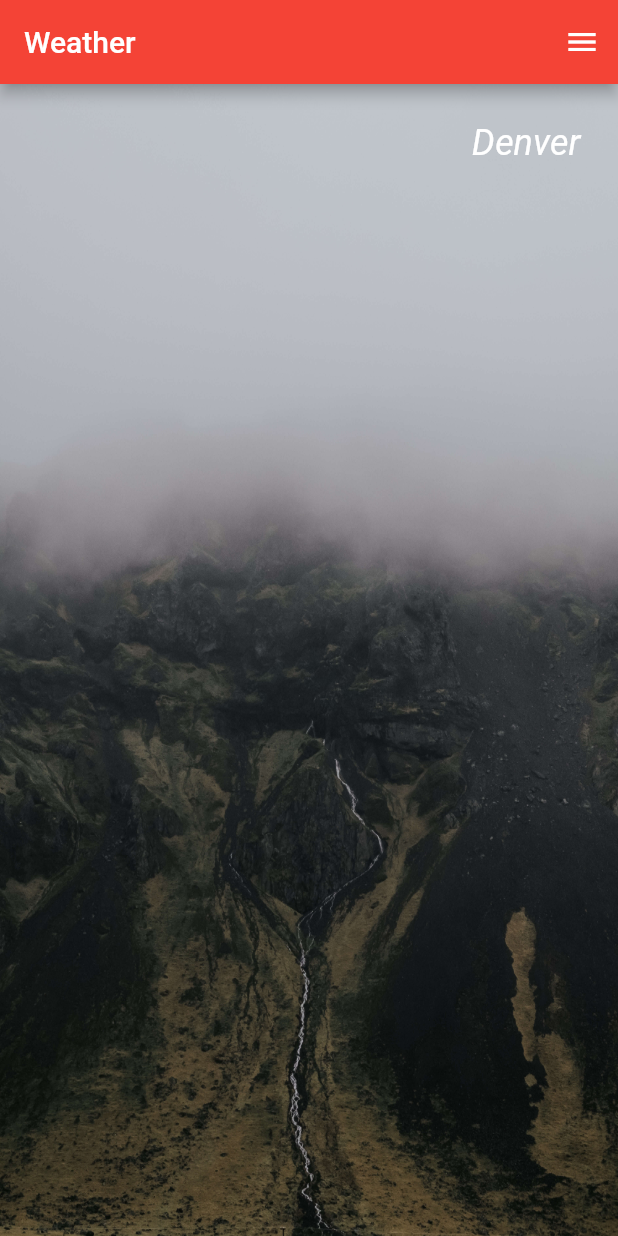
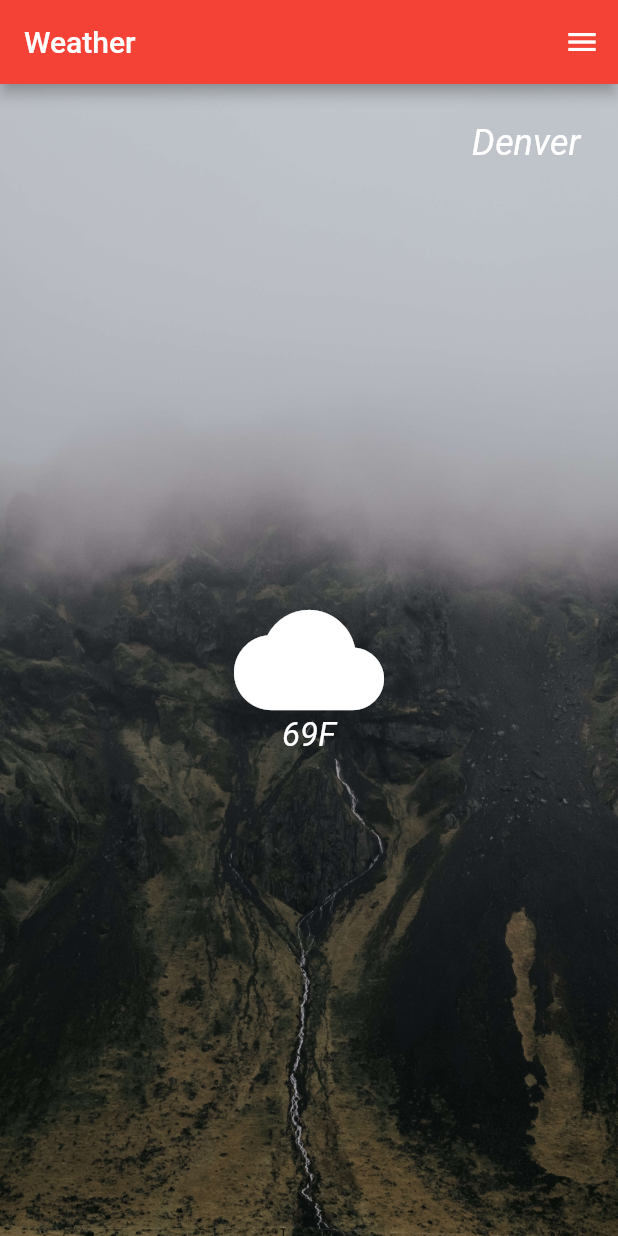
Before and after one commit to EYoung75/flutter-weather-app, a Flutter app: the screen it shows after launch, on a phone screen of 412 x 824 dp. Run offline on Flutter 3.47's test engine with Material 2 defaults, Android fonts, the phone set to English and light mode, and no system bars.

Commit message:
added icon and degree indicator with initial placement

```diff
--- a/lib/ui/weather.dart
+++ b/lib/ui/weather.dart
@@ -39,6 +39,22 @@ class _WeatherState extends State<Weather> {
                   fontSize: 24.0,
                   fontStyle: FontStyle.italic),
             ),
+          ),
+          Container(
+            alignment: Alignment.center,
+            child: Icon(
+              Icons.cloud,
+              color: Colors.white,
+              size: 100,
+            ),
+          ),
+          Container(
+            margin: EdgeInsets.only(top: 100.0),
+            alignment: Alignment.center,
+            child: Text(
+              "69F",
+              style: TextStyle(fontSize: 22.0, fontStyle: FontStyle.italic, color: Colors.white),
+            ),
           )
         ],
       ),
```
